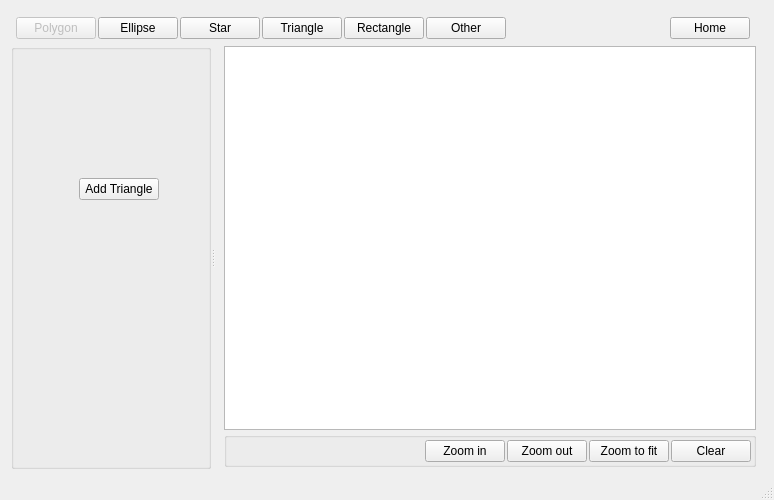
This is QGraphicScene_example2/mainwindow.ui in andrei-crisu/ShapeGenerationApp as Qt 5 draws it before an edit. The edited form follows.
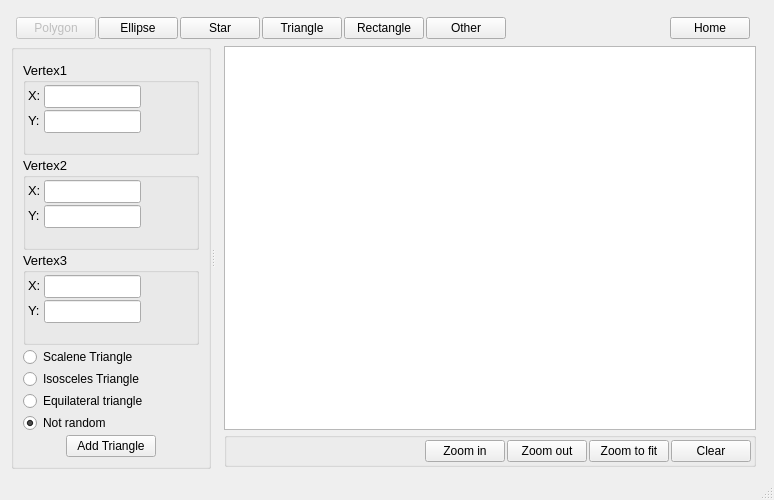
This is the edited form. The open tabs and pages were chosen to show the change. Icons and pictures are not drawn.

What changed in the file:
```diff
--- a/QGraphicScene_example2/mainwindow.ui
+++ b/QGraphicScene_example2/mainwindow.ui
@@ -19,6 +19,17 @@
   <property name="windowTitle">
    <string>Shapes Display Application</string>
   </property>
+  <property name="windowIcon">
+   <iconset>
+    <normalon>:/app_icons/icon_files/shapes_img.ico</normalon>
+   </iconset>
+  </property>
+  <property name="iconSize">
+   <size>
+    <width>36</width>
+    <height>36</height>
+   </size>
+  </property>
   <widget class="QWidget" name="centralwidget">
    <layout class="QHBoxLayout" name="horizontalLayout_3">
     <item>
@@ -1312,28 +1323,464 @@
                   </layout>
                  </widget>
                  <widget class="QWidget" name="page4">
-                  <widget class="QPushButton" name="appedTriangle">
-                   <property name="enabled">
-                    <bool>true</bool>
+                  <layout class="QVBoxLayout" name="verticalLayout_11">
+                   <property name="spacing">
+                    <number>2</number>
                    </property>
-                   <property name="geometry">
-                    <rect>
-                     <x>60</x>
-                     <y>120</y>
-                     <width>80</width>
-                     <height>22</height>
-                    </rect>
+                   <property name="leftMargin">
+                    <number>4</number>
                    </property>
-                   <property name="minimumSize">
-                    <size>
-                     <width>80</width>
-                     <height>22</height>
-                    </size>
+                   <property name="topMargin">
+                    <number>4</number>
                    </property>
-                   <property name="text">
-                    <string>Add Triangle</string>
+                   <property name="rightMargin">
+                    <number>4</number>
                    </property>
-                  </widget>
+                   <property name="bottomMargin">
+                    <number>4</number>
+                   </property>
+                   <item>
+                    <widget class="QGroupBox" name="groupBox_5">
+                     <property name="font">
+                      <font>
+                       <pointsize>10</pointsize>
+                      </font>
+                     </property>
+                     <property name="title">
+                      <string>Vertex1</string>
+                     </property>
+                     <layout class="QHBoxLayout" name="horizontalLayout_16">
+                      <property name="spacing">
+                       <number>2</number>
+                      </property>
+                      <property name="leftMargin">
+                       <number>2</number>
+                      </property>
+                      <property name="topMargin">
+                       <number>2</number>
+                      </property>
+                      <property name="rightMargin">
+                       <number>2</number>
+                      </property>
+                      <property name="bottomMargin">
+                       <number>2</number>
+                      </property>
+                      <item>
+                       <layout class="QFormLayout" name="formLayout_3">
+                        <property name="horizontalSpacing">
+                         <number>2</number>
+                        </property>
+                        <item row="0" column="0">
+                         <widget class="QLabel" name="label_8">
+                          <property name="minimumSize">
+                           <size>
+                            <width>14</width>
+                            <height>20</height>
+                           </size>
+                          </property>
+                          <property name="maximumSize">
+                           <size>
+                            <width>14</width>
+                            <height>20</height>
+                           </size>
+                          </property>
+                          <property name="font">
+                           <font>
+                            <pointsize>10</pointsize>
+                           </font>
+                          </property>
+                          <property name="text">
+                           <string>X:</string>
+                          </property>
+                         </widget>
+                        </item>
+                        <item row="0" column="1">
+                         <widget class="QLineEdit" name="x_pos_lineEdit_2">
+                          <property name="inputMethodHints">
+                           <set>Qt::ImhNone</set>
+                          </property>
+                         </widget>
+                        </item>
+                        <item row="1" column="0">
+                         <widget class="QLabel" name="label_9">
+                          <property name="minimumSize">
+                           <size>
+                            <width>14</width>
+                            <height>20</height>
+                           </size>
+                          </property>
+                          <property name="maximumSize">
+                           <size>
+                            <width>14</width>
+                            <height>20</height>
+                           </size>
+                          </property>
+                          <property name="font">
+                           <font>
+                            <pointsize>10</pointsize>
+                           </font>
+                          </property>
+                          <property name="text">
+                           <string>Y:</string>
+                          </property>
+                         </widget>
+                        </item>
+                        <item row="1" column="1">
+                         <widget class="QLineEdit" name="y_pos_lineEdit_2">
+                          <property name="inputMethodHints">
+                           <set>Qt::ImhNone</set>
+                          </property>
+                         </widget>
+                        </item>
+                       </layout>
+                      </item>
+                      <item>
+                       <spacer name="horizontalSpacer_16">
+                        <property name="orientation">
+                         <enum>Qt::Horizontal</enum>
+                        </property>
+                        <property name="sizeType">
+                         <enum>QSizePolicy::Expanding</enum>
+                        </property>
+                        <property name="sizeHint" stdset="0">
+                         <size>
+                          <width>80</width>
+                          <height>20</height>
+                         </size>
+                        </property>
+                       </spacer>
+                      </item>
+                     </layout>
+                    </widget>
+                   </item>
+                   <item>
+                    <widget class="QGroupBox" name="groupBox_6">
+                     <property name="font">
+                      <font>
+                       <pointsize>10</pointsize>
+                      </font>
+                     </property>
+                     <property name="title">
+                      <string>Vertex2</string>
+                     </property>
+                     <layout class="QHBoxLayout" name="horizontalLayout_17">
+                      <property name="spacing">
+                       <number>2</number>
+                      </property>
+                      <property name="leftMargin">
+                       <number>2</number>
+                      </property>
+                      <property name="topMargin">
+                       <number>2</number>
+                      </property>
+                      <property name="rightMargin">
+                       <number>2</number>
+                      </property>
+                      <property name="bottomMargin">
+                       <number>2</number>
+                      </property>
+                      <item>
+                       <layout class="QFormLayout" name="formLayout_4">
+                        <property name="horizontalSpacing">
+                         <number>2</number>
+                        </property>
+                        <item row="0" column="0">
+                         <widget class="QLabel" name="label_10">
+                          <property name="minimumSize">
+                           <size>
+                            <width>14</width>
+                            <height>20</height>
+                           </size>
+                          </property>
+                          <property name="maximumSize">
+                           <size>
+                            <width>14</width>
+                            <height>20</height>
+                           </size>
+                          </property>
+                          <property name="font">
+                           <font>
+                            <pointsize>10</pointsize>
+                           </font>
+                          </property>
+                          <property name="text">
+                           <string>X:</string>
+                          </property>
+                         </widget>
+                        </item>
+                        <item row="0" column="1">
+                         <widget class="QLineEdit" name="x_pos_lineEdit_3">
+                          <property name="inputMethodHints">
+                           <set>Qt::ImhNone</set>
+                          </property>
+                         </widget>
+                        </item>
+                        <item row="1" column="0">
+                         <widget class="QLabel" name="label_11">
+                          <property name="minimumSize">
+                           <size>
+                            <width>14</width>
+                            <height>20</height>
+                           </size>
+                          </property>
+                          <property name="maximumSize">
+                           <size>
+                            <width>14</width>
+                            <height>20</height>
+                           </size>
+                          </property>
+                          <property name="font">
+                           <font>
+                            <pointsize>10</pointsize>
+                           </font>
+                          </property>
+                          <property name="text">
+                           <string>Y:</string>
+                          </property>
+                         </widget>
+                        </item>
+                        <item row="1" column="1">
+                         <widget class="QLineEdit" name="y_pos_lineEdit_3">
+                          <property name="inputMethodHints">
+                           <set>Qt::ImhNone</set>
+                          </property>
+                         </widget>
+                        </item>
+                       </layout>
+                      </item>
+                      <item>
+                       <spacer name="horizontalSpacer_17">
+                        <property name="orientation">
+                         <enum>Qt::Horizontal</enum>
+                        </property>
+                        <property name="sizeType">
+                         <enum>QSizePolicy::Expanding</enum>
+                        </property>
+                        <property name="sizeHint" stdset="0">
+                         <size>
+                          <width>80</width>
+                          <height>20</height>
+                         </size>
+                        </property>
+                       </spacer>
+                      </item>
+                     </layout>
+                    </widget>
+                   </item>
+                   <item>
+                    <widget class="QGroupBox" name="groupBox_7">
+                     <property name="font">
+                      <font>
+                       <pointsize>10</pointsize>
+                      </font>
+                     </property>
+                     <property name="title">
+                      <string>Vertex3</string>
+                     </property>
+                     <layout class="QHBoxLayout" name="horizontalLayout_18">
+                      <property name="spacing">
+                       <number>2</number>
+                      </property>
+                      <property name="leftMargin">
+                       <number>2</number>
+                      </property>
+                      <property name="topMargin">
+                       <number>2</number>
+                      </property>
+                      <property name="rightMargin">
+                       <number>2</number>
+                      </property>
+                      <property name="bottomMargin">
+                       <number>2</number>
+                      </property>
+                      <item>
+                       <layout class="QFormLayout" name="formLayout_5">
+                        <property name="horizontalSpacing">
+                         <number>2</number>
+                        </property>
+                        <item row="0" column="0">
+                         <widget class="QLabel" name="label_12">
+                          <property name="minimumSize">
+                           <size>
+                            <width>14</width>
+                            <height>20</height>
+                           </size>
+                          </property>
+                          <property name="maximumSize">
+                           <size>
+                            <width>14</width>
+                            <height>20</height>
+                           </size>
+                          </property>
+                          <property name="font">
+                           <font>
+                            <pointsize>10</pointsize>
+                           </font>
+                          </property>
+                          <property name="text">
+                           <string>X:</string>
+                          </property>
+                         </widget>
+                        </item>
+                        <item row="0" column="1">
+                         <widget class="QLineEdit" name="x_pos_lineEdit_4">
+                          <property name="inputMethodHints">
+                           <set>Qt::ImhNone</set>
+                          </property>
+                         </widget>
+                        </item>
+                        <item row="1" column="0">
+                         <widget class="QLabel" name="label_13">
+                          <property name="minimumSize">
+                           <size>
+                            <width>14</width>
+                            <height>20</height>
+                           </size>
+                          </property>
+                          <property name="maximumSize">
+                           <size>
+                            <width>14</width>
+                            <height>20</height>
+                           </size>
+                          </property>
+                          <property name="font">
+                           <font>
+                            <pointsize>10</pointsize>
+                           </font>
+                          </property>
+                          <property name="text">
+                           <string>Y:</string>
+                          </property>
+                         </widget>
+                        </item>
+                        <item row="1" column="1">
+                         <widget class="QLineEdit" name="y_pos_lineEdit_4">
+                          <property name="inputMethodHints">
+                           <set>Qt::ImhNone</set>
+                          </property>
+                         </widget>
+                        </item>
+                       </layout>
+                      </item>
+                      <item>
+                       <spacer name="horizontalSpacer_18">
+                        <property name="orientation">
+                         <enum>Qt::Horizontal</enum>
+                        </property>
+                        <property name="sizeType">
+                         <enum>QSizePolicy::Expanding</enum>
+                        </property>
+                        <property name="sizeHint" stdset="0">
+                         <size>
+                          <width>80</width>
+                          <height>20</height>
+                         </size>
+                        </property>
+                       </spacer>
+                      </item>
+                     </layout>
+                    </widget>
+                   </item>
+                   <item>
+                    <layout class="QVBoxLayout" name="verticalLayout_10">
+                     <property name="spacing">
+                      <number>2</number>
+                     </property>
+                     <item>
+                      <widget class="QRadioButton" name="radioButton">
+                       <property name="text">
+                        <string>Scalene Triangle</string>
+                       </property>
+                      </widget>
+                     </item>
+                     <item>
+                      <widget class="QRadioButton" name="radioButton_2">
+                       <property name="text">
+                        <string>Isosceles Triangle</string>
+                       </property>
+                      </widget>
+                     </item>
+                     <item>
+                      <widget class="QRadioButton" name="radioButton_3">
+                       <property name="text">
+                        <string>Equilateral triangle</string>
+                       </property>
+                       <property name="checked">
+                        <bool>false</bool>
+                       </property>
+                      </widget>
+                     </item>
+                     <item>
+                      <widget class="QRadioButton" name="radioButton_4">
+                       <property name="text">
+                        <string>Not random</string>
+                       </property>
+                       <property name="checked">
+                        <bool>true</bool>
+                       </property>
+                      </widget>
+                     </item>
+                     <item>
+                      <layout class="QHBoxLayout" name="horizontalLayout_15">
+                       <property name="spacing">
+                        <number>2</number>
+                       </property>
+                       <item>
+                        <spacer name="horizontalSpacer_14">
+                         <property name="orientation">
+                          <enum>Qt::Horizontal</enum>
+                         </property>
+                         <property name="sizeHint" stdset="0">
+                          <size>
+                           <width>40</width>
+                           <height>20</height>
+                          </size>
+                         </property>
+                        </spacer>
+                       </item>
+                       <item>
+                        <widget class="QPushButton" name="appedTriangle">
+                         <property name="enabled">
+                          <bool>true</bool>
+                         </property>
+                         <property name="minimumSize">
+                          <size>
+                           <width>90</width>
+                           <height>22</height>
+                          </size>
+                         </property>
+                         <property name="maximumSize">
+                          <size>
+                           <width>100</width>
+                           <height>16777215</height>
+                          </size>
+                         </property>
+                         <property name="toolTip">
+                          <string>&lt;html&gt;&lt;head/&gt;&lt;body&gt;&lt;p&gt;generate random triangle based on selected type or generate it  based on given points&lt;/p&gt;&lt;p&gt;&lt;br/&gt;&lt;/p&gt;&lt;/body&gt;&lt;/html&gt;</string>
+                         </property>
+                         <property name="text">
+                          <string>Add Triangle</string>
+                         </property>
+                        </widget>
+                       </item>
+                       <item>
+                        <spacer name="horizontalSpacer_15">
+                         <property name="orientation">
+                          <enum>Qt::Horizontal</enum>
+                         </property>
+                         <property name="sizeHint" stdset="0">
+                          <size>
+                           <width>40</width>
+                           <height>20</height>
+                          </size>
+                         </property>
+                        </spacer>
+                       </item>
+                      </layout>
+                     </item>
+                    </layout>
+                   </item>
+                  </layout>
                  </widget>
                  <widget class="QWidget" name="page5"/>
                  <widget class="QWidget" name="page6"/>
```
Left out of the diff: 34 changed lines with no effect on the pictures.
